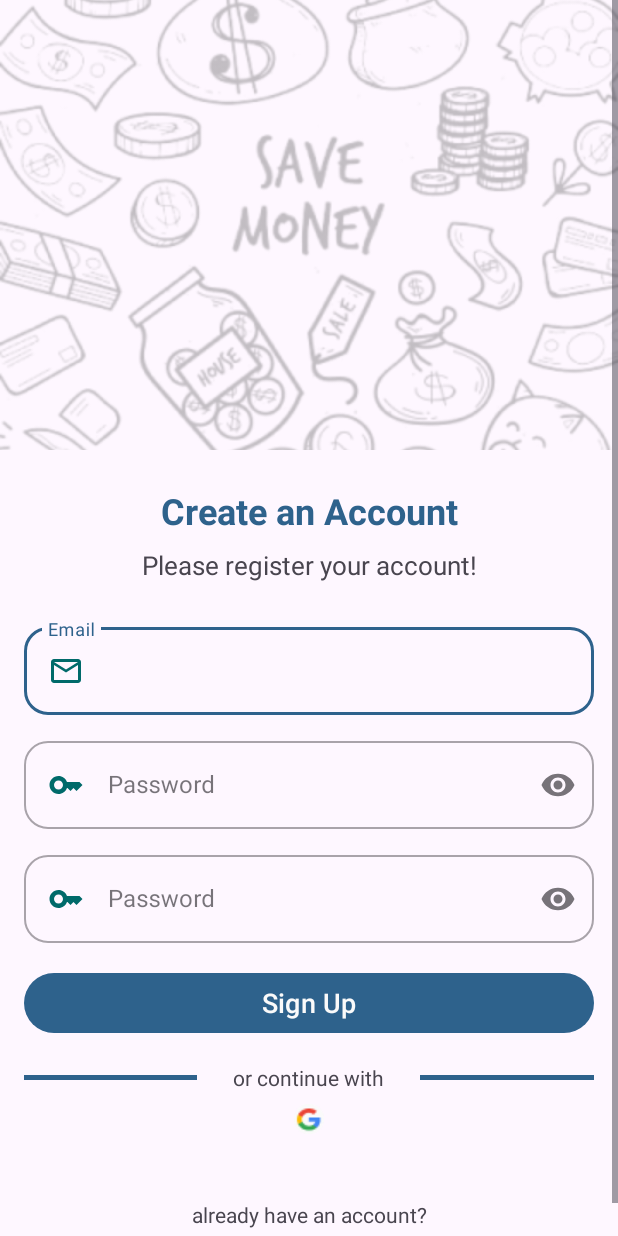
After one commit to AlninoDP/Targeted_Money_Saver_TMS, an Android app: the RegisterActivity screen opened directly, with no data from a screen before it, on a phone screen of 412 x 824 dp. The commit adds this screen. Run offline under Robolectric (Android 15) with nearby library versions, the phone set to English and light mode, and no system bars.

Commit message:
added register page

```diff
--- a/app/src/main/AndroidManifest.xml
+++ b/app/src/main/AndroidManifest.xml
@@ -12,6 +12,9 @@
         android:supportsRtl="true"
         android:theme="@style/Theme.TargetedMoneySaver"
         tools:targetApi="31">
+        <activity
+            android:name=".ui.register.RegisterActivity"
+            android:exported="false" />
         <activity
             android:name=".ui.login.LoginActivity"
             android:exported="false" />
--- a/app/src/main/java/com/tms/targetedmoneysaver/ui/login/LoginActivity.kt
+++ b/app/src/main/java/com/tms/targetedmoneysaver/ui/login/LoginActivity.kt
@@ -1,21 +1,64 @@
 package com.tms.targetedmoneysaver.ui.login
 
+import android.content.Intent
 import android.os.Bundle
+import android.view.View
 import androidx.activity.enableEdgeToEdge
 import androidx.appcompat.app.AppCompatActivity
 import androidx.core.view.ViewCompat
 import androidx.core.view.WindowInsetsCompat
 import com.tms.targetedmoneysaver.R
+import com.tms.targetedmoneysaver.databinding.ActivityLoginBinding
+import com.tms.targetedmoneysaver.ui.register.RegisterActivity
 
-class LoginActivity : AppCompatActivity() {
+class LoginActivity : AppCompatActivity(), View.OnClickListener {
+    private lateinit var binding: ActivityLoginBinding
+
     override fun onCreate(savedInstanceState: Bundle?) {
         super.onCreate(savedInstanceState)
         enableEdgeToEdge()
-        setContentView(R.layout.activity_login)
+        binding = ActivityLoginBinding.inflate(layoutInflater)
+        setContentView(binding.root)
         ViewCompat.setOnApplyWindowInsetsListener(findViewById(R.id.main)) { v, insets ->
             val systemBars = insets.getInsets(WindowInsetsCompat.Type.systemBars())
             v.setPadding(systemBars.left, systemBars.top, systemBars.right, systemBars.bottom)
             insets
         }
+
+        binding.apply {
+            btnSignIn.setOnClickListener(this@LoginActivity)
+            btnGoogleLogin.setOnClickListener(this@LoginActivity)
+            tvForgetPassword.setOnClickListener(this@LoginActivity)
+            tvGotoSignup.setOnClickListener(this@LoginActivity)
+        }
+    }
+
+    override fun onClick(v: View?) {
+        when (v?.id) {
+            R.id.btn_sign_in -> {
+                // TODO: Login Logic
+                val email = binding.etLoginEmail.text.toString()
+                val password = binding.etLoginPassword.text.toString()
+                if (email.isEmpty() || password.isEmpty()) {
+                    return
+                }
+            }
+
+            R.id.btn_google_login -> {
+                // TODO: Google Login Logic
+
+            }
+
+            R.id.tv_forget_password -> {
+                // TODO: Go To Forgot Password Activity
+            }
+
+            R.id.tv_goto_signup -> {
+                val intent = Intent(this, RegisterActivity::class.java)
+                // Prevents the creation of multiple instances
+                intent.flags = Intent.FLAG_ACTIVITY_CLEAR_TOP or Intent.FLAG_ACTIVITY_SINGLE_TOP
+                startActivity(intent)
+            }
+        }
     }
 }
--- /dev/null
+++ b/app/src/main/java/com/tms/targetedmoneysaver/ui/register/RegisterActivity.kt
@@ -0,0 +1,66 @@
+package com.tms.targetedmoneysaver.ui.register
+
+import android.content.Intent
+import android.os.Bundle
+import android.view.View
+import androidx.activity.enableEdgeToEdge
+import androidx.appcompat.app.AppCompatActivity
+import androidx.core.view.ViewCompat
+import androidx.core.view.WindowInsetsCompat
+import com.tms.targetedmoneysaver.R
+import com.tms.targetedmoneysaver.databinding.ActivityRegisterBinding
+import com.tms.targetedmoneysaver.ui.login.LoginActivity
+
+class RegisterActivity : AppCompatActivity(), View.OnClickListener {
+
+    private lateinit var binding: ActivityRegisterBinding
+
+    override fun onCreate(savedInstanceState: Bundle?) {
+        super.onCreate(savedInstanceState)
+        enableEdgeToEdge()
+        binding = ActivityRegisterBinding.inflate(layoutInflater)
+        setContentView(binding.root)
+        ViewCompat.setOnApplyWindowInsetsListener(findViewById(R.id.main)) { v, insets ->
+            val systemBars = insets.getInsets(WindowInsetsCompat.Type.systemBars())
+            v.setPadding(systemBars.left, systemBars.top, systemBars.right, systemBars.bottom)
+            insets
+        }
+
+        binding.apply {
+            btnSignUp.setOnClickListener(this@RegisterActivity)
+            btnGoogleRegister.setOnClickListener(this@RegisterActivity)
+            tvGotoLogin.setOnClickListener(this@RegisterActivity)
+        }
+
+    }
+
+    override fun onClick(v: View?) {
+        when (v?.id) {
+            R.id.btn_sign_up -> {
+                // TODO: Register Logic
+                val email = binding.etRegisterEmail.text.toString()
+                val password = binding.etRegisterPassword.text.toString()
+                val passwordConfirmation = binding.etRegisterPasswordConfirmation.text.toString()
+                if (email.isEmpty() || password.isEmpty() || passwordConfirmation.isEmpty()) {
+                    return
+                }
+
+                // check password confirmation
+                if (password != passwordConfirmation) {
+                    return
+                }
+
+            }
+            R.id.btn_google_register -> {
+                // TODO: Google Login Logic
+
+            }
+            R.id.tv_goto_login ->{
+                val intent = Intent(this, LoginActivity::class.java)
+                // Prevents the creation of multiple instances
+                intent.flags = Intent.FLAG_ACTIVITY_CLEAR_TOP or Intent.FLAG_ACTIVITY_SINGLE_TOP
+                startActivity(intent)
+            }
+        }
+    }
+}
--- /dev/null
+++ b/app/src/main/res/layout/activity_register.xml
@@ -0,0 +1,219 @@
+<?xml version="1.0" encoding="utf-8"?>
+<ScrollView xmlns:android="http://schemas.android.com/apk/res/android"
+    xmlns:app="http://schemas.android.com/apk/res-auto"
+    xmlns:tools="http://schemas.android.com/tools"
+    android:id="@+id/main"
+    android:layout_width="match_parent"
+    android:layout_height="match_parent"
+    tools:context=".ui.register.RegisterActivity">
+
+    <androidx.constraintlayout.widget.ConstraintLayout
+        android:layout_width="match_parent"
+        android:layout_height="wrap_content" >
+
+        <!-- Login Header -->
+        <FrameLayout
+            android:id="@+id/register_header"
+            android:layout_width="match_parent"
+            android:layout_height="wrap_content"
+            app:layout_constraintEnd_toEndOf="parent"
+            app:layout_constraintStart_toStartOf="parent"
+            app:layout_constraintTop_toTopOf="parent">
+
+            <ImageView
+                android:layout_width="match_parent"
+                android:layout_height="300dp"
+                android:contentDescription="@string/money_image_description"
+                android:scaleType="centerCrop"
+                android:src="@drawable/money_background" />
+
+        </FrameLayout>
+
+        <!-- Header Text -->
+        <TextView
+            android:id="@+id/tv_register_header"
+            android:layout_width="match_parent"
+            android:layout_height="wrap_content"
+            android:layout_marginStart="16dp"
+            android:layout_marginTop="24dp"
+            android:layout_marginEnd="16dp"
+            android:text="@string/register_page_header_text"
+            android:textAlignment="center"
+            android:textColor="?attr/colorPrimary"
+            android:textSize="24sp"
+            android:textStyle="bold"
+            app:layout_constraintEnd_toEndOf="parent"
+            app:layout_constraintStart_toStartOf="parent"
+            app:layout_constraintTop_toBottomOf="@id/register_header" />
+
+        <!-- Sub Header Text -->
+        <TextView
+            android:id="@+id/tv_register_sub_header"
+            android:layout_width="match_parent"
+            android:layout_height="wrap_content"
+            android:layout_marginStart="16dp"
+            android:layout_marginTop="8dp"
+            android:layout_marginEnd="16dp"
+            android:text="@string/register_page_sub_header_text"
+            android:textAlignment="center"
+            android:textSize="17sp"
+            app:layout_constraintEnd_toEndOf="parent"
+            app:layout_constraintStart_toStartOf="parent"
+            app:layout_constraintTop_toBottomOf="@+id/tv_register_header" />
+
+        <!-- Email Input -->
+        <com.google.android.material.textfield.TextInputLayout
+            android:id="@+id/register_email_layout"
+            style="@style/Widget.InputField"
+            android:layout_width="match_parent"
+            android:layout_height="wrap_content"
+            android:layout_marginHorizontal="16dp"
+            android:layout_marginTop="24dp"
+            app:endIconMode="clear_text"
+            app:layout_constraintEnd_toEndOf="parent"
+            app:layout_constraintStart_toStartOf="parent"
+            app:layout_constraintTop_toBottomOf="@id/tv_register_sub_header">
+
+            <com.google.android.material.textfield.TextInputEditText
+                android:id="@+id/et_register_email"
+                android:layout_width="match_parent"
+                android:layout_height="wrap_content"
+                android:drawableStart="@drawable/ic_email"
+                android:drawablePadding="16dp"
+                android:hint="@string/email_hint"
+                android:inputType="textEmailAddress" />
+        </com.google.android.material.textfield.TextInputLayout>
+
+        <!-- Password Input -->
+        <com.google.android.material.textfield.TextInputLayout
+            android:id="@+id/register_password_layout"
+            style="@style/Widget.InputField"
+            android:layout_width="match_parent"
+            android:layout_height="wrap_content"
+            android:layout_marginHorizontal="16dp"
+            android:layout_marginTop="12dp"
+            app:endIconMode="password_toggle"
+            app:layout_constraintEnd_toEndOf="parent"
+            app:layout_constraintStart_toStartOf="parent"
+            app:layout_constraintTop_toBottomOf="@id/register_email_layout">
+
+            <com.google.android.material.textfield.TextInputEditText
+                android:id="@+id/et_register_password"
+                android:layout_width="match_parent"
+                android:layout_height="wrap_content"
+                android:drawableStart="@drawable/ic_password"
+                android:drawablePadding="16dp"
+                android:hint="@string/password_hint"
+                android:inputType="textPassword" />
+        </com.google.android.material.textfield.TextInputLayout>
+
+        <!--  Password Confirmation -->
+        <com.google.android.material.textfield.TextInputLayout
+            android:id="@+id/register_password_confirmation_layout"
+            style="@style/Widget.InputField"
+            android:layout_width="match_parent"
+            android:layout_height="wrap_content"
+            android:layout_marginHorizontal="16dp"
+            android:layout_marginTop="12dp"
+            app:endIconMode="password_toggle"
+            app:layout_constraintEnd_toEndOf="parent"
+            app:layout_constraintStart_toStartOf="parent"
+            app:layout_constraintTop_toBottomOf="@id/register_password_layout">
+
+            <com.google.android.material.textfield.TextInputEditText
+                android:id="@+id/et_register_password_confirmation"
+                android:layout_width="match_parent"
+                android:layout_height="wrap_content"
+                android:drawableStart="@drawable/ic_password"
+                android:drawablePadding="16dp"
+                android:hint="@string/password_hint"
+                android:inputType="textPassword" />
+        </com.google.android.material.textfield.TextInputLayout>
+
+        <!-- Sign Up Button -->
+        <Button
+            android:id="@+id/btn_sign_up"
+            android:layout_width="match_parent"
+            android:layout_height="wrap_content"
+            android:layout_marginHorizontal="16dp"
+            android:layout_marginTop="16dp"
+            android:text="@string/sign_up"
+            android:textSize="18sp"
+            app:layout_constraintEnd_toEndOf="parent"
+            app:layout_constraintStart_toStartOf="parent"
+            app:layout_constraintTop_toBottomOf="@+id/register_password_confirmation_layout" />
+
+        <!-- Other Login Method -->
+        <View
+            android:id="@+id/left_line"
+            android:layout_width="0dp"
+            android:layout_height="3dp"
+            android:layout_marginTop="24dp"
+            android:layout_marginEnd="24dp"
+            android:background="?attr/colorPrimary"
+            app:layout_constraintEnd_toStartOf="@+id/tv_other_login"
+            app:layout_constraintStart_toStartOf="@+id/btn_sign_up"
+            app:layout_constraintTop_toBottomOf="@+id/btn_sign_up" />
+
+        <TextView
+            android:id="@id/tv_other_login"
+            android:layout_width="wrap_content"
+            android:layout_height="wrap_content"
+            android:layout_marginTop="16dp"
+            android:text="@string/continue_with"
+            app:layout_constraintEnd_toEndOf="parent"
+            app:layout_constraintHorizontal_bias="0.498"
+            app:layout_constraintStart_toStartOf="parent"
+            app:layout_constraintTop_toBottomOf="@+id/btn_sign_up" />
+
+        <View
+            android:id="@+id/right_line"
+            android:layout_width="0dp"
+            android:layout_height="3dp"
+            android:layout_marginStart="24dp"
+            android:layout_marginTop="24dp"
+            android:background="?attr/colorPrimary"
+            app:layout_constraintEnd_toEndOf="@+id/btn_sign_up"
+            app:layout_constraintStart_toEndOf="@+id/tv_other_login"
+            app:layout_constraintTop_toBottomOf="@+id/btn_sign_up" />
+
+        <!-- Google Login Button -->
+        <ImageView
+            android:id="@+id/btn_google_register"
+            android:layout_width="wrap_content"
+            android:layout_height="wrap_content"
+            android:layout_marginTop="8dp"
+            android:contentDescription="@string/google_login_description"
+            android:src="@drawable/ic_google_color"
+            app:layout_constraintEnd_toEndOf="parent"
+            app:layout_constraintStart_toStartOf="parent"
+            app:layout_constraintTop_toBottomOf="@+id/tv_other_login" />
+
+
+        <TextView
+            android:id="@+id/tv_have_account"
+            android:layout_width="wrap_content"
+            android:layout_height="wrap_content"
+            android:layout_marginTop="64dp"
+            android:text="@string/have_account"
+            app:layout_constraintTop_toTopOf="@+id/btn_google_register"
+            app:layout_constraintEnd_toEndOf="parent"
+            app:layout_constraintStart_toStartOf="parent"/>
+
+        <!-- Sign In Text Button -->
+        <TextView
+            android:id="@+id/tv_goto_login"
+            android:layout_width="wrap_content"
+            android:layout_height="wrap_content"
+            android:layout_marginBottom="8dp"
+            android:layout_marginTop="8dp"
+            android:text="@string/sign_in"
+            android:textColor="?attr/colorPrimary"
+            app:layout_constraintTop_toBottomOf="@+id/tv_have_account"
+            app:layout_constraintEnd_toEndOf="parent"
+            app:layout_constraintStart_toStartOf="parent" />
+
+
+    </androidx.constraintlayout.widget.ConstraintLayout>
+
+</ScrollView>
--- a/app/src/main/res/values/strings.xml
+++ b/app/src/main/res/values/strings.xml
@@ -2,25 +2,33 @@
     <string name="app_name">Targeted Money Saver</string>
 
     <string name="next">Next</string>
-    <string name="onboarding_image_description">Goal Saving</string>
-    <string name="money_image_description">Money Background</string>
-    <string name="google_login_description">Login With Google</string>
-
     <string name="email_hint">Email</string>
     <string name="password_hint">Password</string>
     <string name="forgot_password">Forgot Your Password?</string>
     <string name="sign_in">Sign In</string>
     <string name="sign_up">Sign Up</string>
     <string name="continue_with">or continue with</string>
-    <string name="do_not_have_account_text">don\'t have an account?</string>
+
+    <string name="invalid_email">Invalid Email</string>
+    <string name="invalid_password">Password must be at least 8 characters</string>
+
+    <!-- Description Image Text -->
+    <string name="onboarding_image_description">Goal Saving</string>
+    <string name="money_image_description">Money Background</string>
+    <string name="google_login_description">Login With Google</string>
 
     <!-- Onboarding Text -->
     <string name="onboarding_Text_1">Reach Your Goal, One Save at a Time</string>
     <string name="onboarding_Text_2">Your Goals Are Worth Every Coin.</string>
     <string name="onboarding_Text_3">Your Dream is Within Reach, Start Saving Today</string>
 
-
-
+    <!-- Login Text -->
     <string name="login_page_header_text">Welcome Aboard!</string>
     <string name="login_page_sub_header_text">Please sign in to your account!</string>
+    <string name="do_not_have_account_text">don\'t have an account?</string>
+
+    <!-- Register Text -->
+    <string name="register_page_header_text">Create an Account</string>
+    <string name="register_page_sub_header_text">Please register your account!</string>
+    <string name="have_account">already have an account?</string>
 </resources>
--- a/app/src/main/res/values/themes.xml
+++ b/app/src/main/res/values/themes.xml
@@ -18,5 +18,6 @@
         <item name="boxCornerRadiusBottomEnd">16dp</item>
     </style>
 
+
     <style name="Theme.TargetedMoneySaver" parent="Base.Theme.TargetedMoneySaver" />
 </resources>
```
